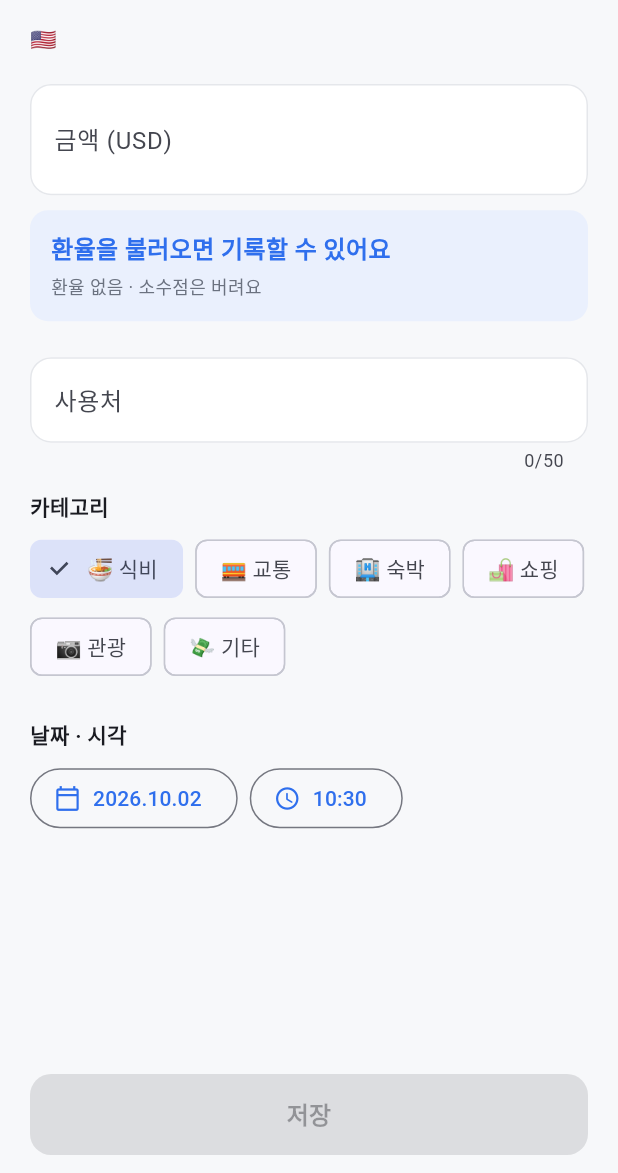
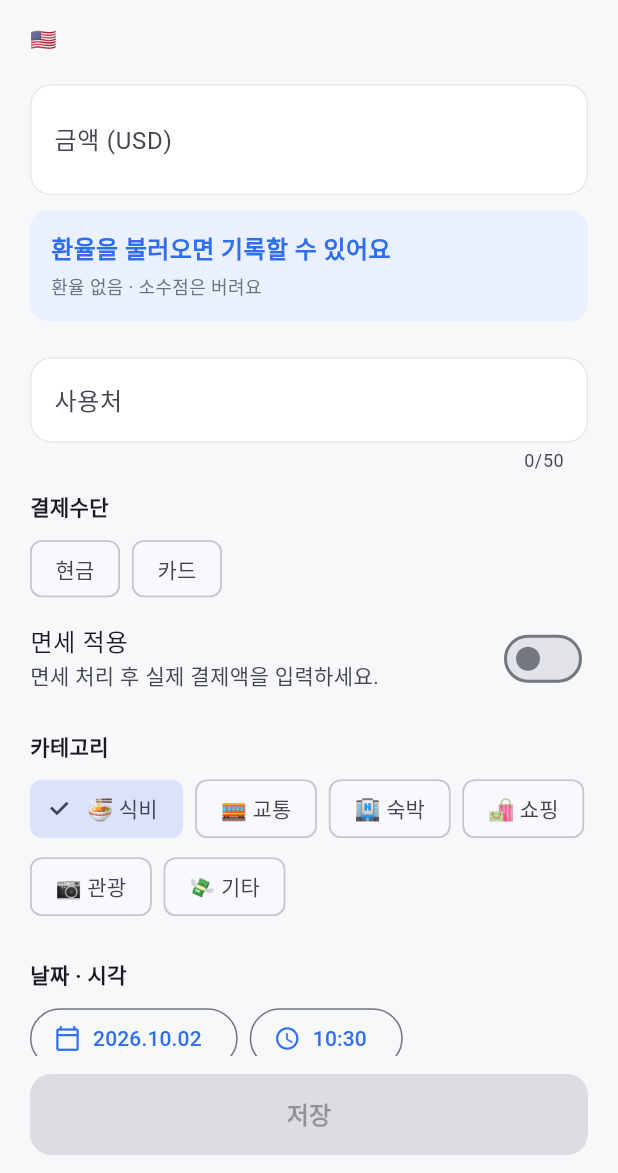
Before and after one commit to donghaha03/mytrip, a Flutter app: the ExpenseFormScreen screen opened directly with empty values, on a phone screen of 412 x 824 dp, the part 63-1236 px from its top. Run offline on Flutter 3.47's test engine with Material 3 defaults, Android fonts, the phone set to English and light mode, and no system bars; our stand-ins replace cloud_firestore, firebase_auth, firebase_core, shared_preferences; accounts and stored records are empty; network calls fail; Roboto replaces fonts that are missing (Pretendard).

Commit message:
현금·카드 구분과 면세 지출 기록 (#10)
* 지출 결제수단과 면세 표시를 반영

* 장부 스크롤 위치를 반영해 화면 검증 보완

---------

Co-authored-by: dongb <donghaha03@gmail.com>

```diff
--- a/lib/trip_home/data/trip_repository.dart
+++ b/lib/trip_home/data/trip_repository.dart
@@ -95,6 +95,8 @@ class FirestoreTripRepository implements TripRepository {
         'place': e.place,
         'amount': e.amount,
         'category': e.category,
+        'paymentMethod': e.paymentMethod?.name,
+        'isTaxFree': e.isTaxFree,
         'date': Timestamp.fromDate(e.date),
       });
 
@@ -126,6 +128,10 @@ class FirestoreTripRepository implements TripRepository {
       // 1200.0 을 넣어도 웹에서는 int 로 돌아올 수 있다
       amount: (m['amount'] as num).toDouble(),
       category: m['category'] as String? ?? '기타',
+      paymentMethod: PaymentMethod.values
+          .where((method) => method.name == m['paymentMethod'])
+          .firstOrNull,
+      isTaxFree: m['isTaxFree'] == true,
       date: (m['date'] as Timestamp).toDate(),
     );
   }
--- a/lib/trip_home/data/trip_store.dart
+++ b/lib/trip_home/data/trip_store.dart
@@ -226,6 +226,7 @@ class TripStore extends ChangeNotifier {
             icon: '🍜',
             category: '식비',
             place: '이치란 라멘',
+            paymentMethod: PaymentMethod.cash,
             amount: 1200,
             date: now.subtract(const Duration(hours: 3)),
           ),
@@ -234,6 +235,7 @@ class TripStore extends ChangeNotifier {
             icon: '🚃',
             category: '교통',
             place: 'JR 패스',
+            paymentMethod: PaymentMethod.card,
             amount: 3500,
             date: now.subtract(const Duration(days: 1, hours: 2)),
           ),
@@ -242,6 +244,7 @@ class TripStore extends ChangeNotifier {
             icon: '🛍',
             category: '쇼핑',
             place: '돈키호테',
+            paymentMethod: PaymentMethod.card,
             amount: 2800,
             date: now.subtract(const Duration(days: 1, hours: 6)),
           ),
@@ -250,6 +253,7 @@ class TripStore extends ChangeNotifier {
             icon: '🏨',
             category: '숙박',
             place: '신주쿠 호텔',
+            paymentMethod: PaymentMethod.card,
             amount: 40600,
             date: now.subtract(const Duration(days: 2)),
           ),
--- a/lib/trip_home/models/trip.dart
+++ b/lib/trip_home/models/trip.dart
@@ -10,6 +10,14 @@ const expenseCategoryIcons = {
   '기타': '💸',
 };
 
+enum PaymentMethod {
+  cash('현금'),
+  card('카드');
+
+  const PaymentMethod(this.label);
+  final String label;
+}
+
 class Expense {
   Expense({
     required this.id,
@@ -18,14 +26,18 @@ class Expense {
     required this.amount,
     required this.date,
     this.category = '기타',
+    this.paymentMethod,
+    this.isTaxFree = false,
   });
 
   final String id;
   final String icon; // 카테고리 대표 아이콘 (이모지)
   final String place; // 사용처
-  final double amount; // 현지 통화 기준 사용 금액
+  final double amount; // 현지 통화 기준 실제 결제액. 면세 금액을 다시 차감하지 않는다.
   final DateTime date; // 기록 시각 (시스템 시간)
   final String category;
+  final PaymentMethod? paymentMethod; // 기존 기록은 미지정으로 유지한다.
+  final bool isTaxFree;
 }
 
 class Trip {
--- a/lib/trip_home/screens/expense_form_screen.dart
+++ b/lib/trip_home/screens/expense_form_screen.dart
@@ -28,6 +28,8 @@ class _ExpenseFormScreenState extends State<ExpenseFormScreen> {
   late final TextEditingController _amount;
   late final String _id;
   late String _category;
+  PaymentMethod? _paymentMethod;
+  bool _isTaxFree = false;
   late DateTime _date;
   bool _busy = false;
   String? _error;
@@ -44,6 +46,8 @@ class _ExpenseFormScreenState extends State<ExpenseFormScreen> {
     _category = e?.category == '숙소' ? '숙박' : e?.category ?? '식비';
     if (!expenseCategoryIcons.containsKey(_category)) _category = '기타';
     _date = e?.date ?? DateTime.now();
+    _paymentMethod = e?.paymentMethod;
+    _isTaxFree = e?.isTaxFree ?? false;
   }
 
   @override
@@ -140,6 +144,8 @@ class _ExpenseFormScreenState extends State<ExpenseFormScreen> {
           amount: parseAmount(_amount.text).truncateToDouble(),
           date: _date,
           category: _category,
+          paymentMethod: _paymentMethod,
+          isTaxFree: _isTaxFree,
         ),
       );
       if (mounted) Navigator.of(context).pop();
@@ -226,12 +232,16 @@ class _ExpenseFormScreenState extends State<ExpenseFormScreen> {
               Expanded(
                 child: Form(
                   key: _form,
-                  child: ListView(
+                  child: SingleChildScrollView(
                     padding: const EdgeInsets.fromLTRB(20, 0, 20, 24),
+                    child: Column(
+                      crossAxisAlignment: CrossAxisAlignment.stretch,
                       children: [
                         Text(
                           '${trip.country.flag} ${trip.name}',
-                        style: const TextStyle(color: AppColors.textSecondary),
+                          style: const TextStyle(
+                            color: AppColors.textSecondary,
+                          ),
                         ),
                         const SizedBox(height: 20),
                         TextFormField(
@@ -242,20 +252,21 @@ class _ExpenseFormScreenState extends State<ExpenseFormScreen> {
                           keyboardType: TextInputType.number,
                           inputFormatters: [
                             TextInputFormatter.withFunction(
-                            (oldValue, newValue) => newValue.text.contains('-')
+                              (oldValue, newValue) =>
+                                  newValue.text.contains('-')
                                   ? oldValue
-                                : const AmountInputFormatter().formatEditUpdate(
-                                    oldValue,
-                                    newValue,
-                                  ),
+                                  : const AmountInputFormatter()
+                                        .formatEditUpdate(oldValue, newValue),
                             ),
                           ],
                           style: const TextStyle(
                             fontSize: 28,
                             fontWeight: FontWeight.w700,
                           ),
-                        decoration: _decoration('금액 (${trip.country.currency})')
-                            .copyWith(
+                          decoration:
+                              _decoration(
+                                '금액 (${trip.country.currency})',
+                              ).copyWith(
                                 prefixText: '${trip.country.symbol} ',
                                 hintText: '0',
                               ),
@@ -316,6 +327,58 @@ class _ExpenseFormScreenState extends State<ExpenseFormScreen> {
                         ),
                         const SizedBox(height: 12),
                         const Text(
+                          '결제수단',
+                          style: TextStyle(fontWeight: FontWeight.w700),
+                        ),
+                        const SizedBox(height: 8),
+                        FormField<PaymentMethod>(
+                          initialValue: _paymentMethod,
+                          autovalidateMode: AutovalidateMode.onUserInteraction,
+                          validator: (value) =>
+                              value == null ? '결제수단을 선택해주세요' : null,
+                          builder: (field) => Column(
+                            crossAxisAlignment: CrossAxisAlignment.start,
+                            children: [
+                              Wrap(
+                                spacing: 8,
+                                children: [
+                                  for (final method in PaymentMethod.values)
+                                    ChoiceChip(
+                                      label: Text(method.label),
+                                      selected: field.value == method,
+                                      onSelected: _busy
+                                          ? null
+                                          : (_) {
+                                              field.didChange(method);
+                                              setState(
+                                                () => _paymentMethod = method,
+                                              );
+                                            },
+                                    ),
+                                ],
+                              ),
+                              if (field.hasError)
+                                Text(
+                                  field.errorText!,
+                                  style: const TextStyle(
+                                    color: AppColors.danger,
+                                    fontSize: 12,
+                                  ),
+                                ),
+                            ],
+                          ),
+                        ),
+                        SwitchListTile.adaptive(
+                          contentPadding: EdgeInsets.zero,
+                          title: const Text('면세 적용'),
+                          subtitle: const Text('면세 처리 후 실제 결제액을 입력하세요.'),
+                          value: _isTaxFree,
+                          onChanged: _busy
+                              ? null
+                              : (value) => setState(() => _isTaxFree = value),
+                        ),
+                        const SizedBox(height: 12),
+                        const Text(
                           '카테고리',
                           style: TextStyle(fontWeight: FontWeight.w700),
                         ),
@@ -326,7 +389,9 @@ class _ExpenseFormScreenState extends State<ExpenseFormScreen> {
                           children: [
                             for (final category in expenseCategoryIcons.entries)
                               ChoiceChip(
-                              label: Text('${category.value} ${category.key}'),
+                                label: Text(
+                                  '${category.value} ${category.key}',
+                                ),
                                 selected: _category == category.key,
                                 onSelected: _busy
                                     ? null
@@ -356,7 +421,10 @@ class _ExpenseFormScreenState extends State<ExpenseFormScreen> {
                             ),
                             OutlinedButton.icon(
                               onPressed: _busy ? null : _pickTime,
-                            icon: const Icon(Icons.schedule_rounded, size: 18),
+                              icon: const Icon(
+                                Icons.schedule_rounded,
+                                size: 18,
+                              ),
                               label: Text(
                                 '${_date.hour.toString().padLeft(2, '0')}:${_date.minute.toString().padLeft(2, '0')}',
                               ),
@@ -364,6 +432,7 @@ class _ExpenseFormScreenState extends State<ExpenseFormScreen> {
                           ],
                         ),
                       ],
+                    ),
                   ),
                 ),
               ),
```
Also changed, not shown: lib/trip_home/screens/ledger_screen.dart (+29 -0 lines), lib/trip_home/widgets/expense_tile.dart (+10 -0 lines), 4 other files. Lines whose indentation alone changed are shown as unchanged.
